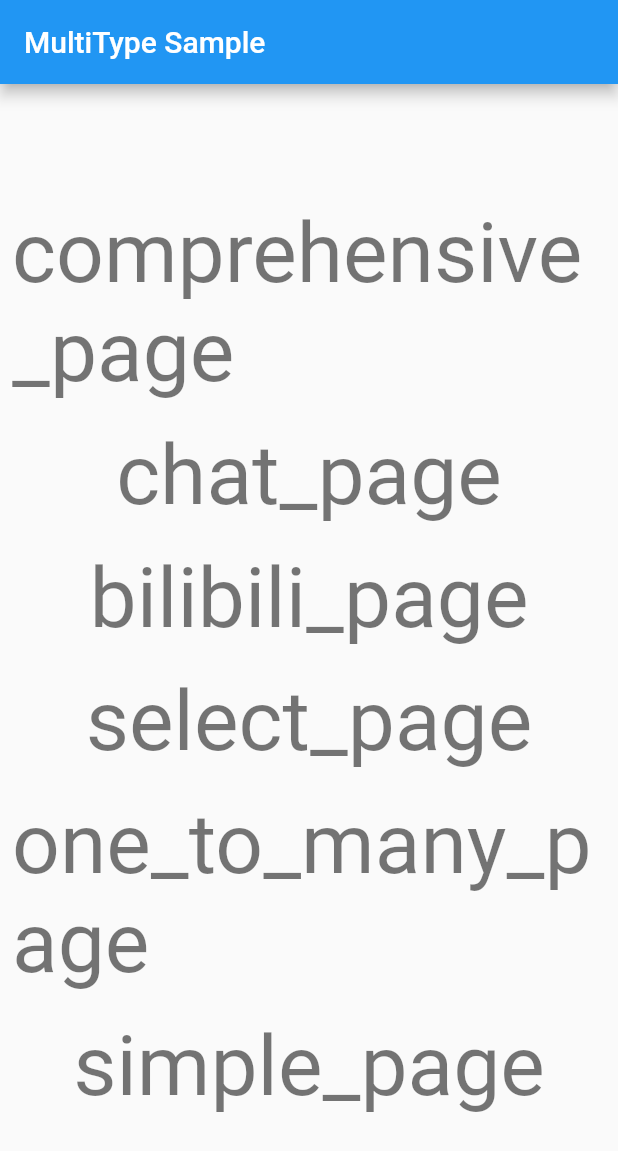
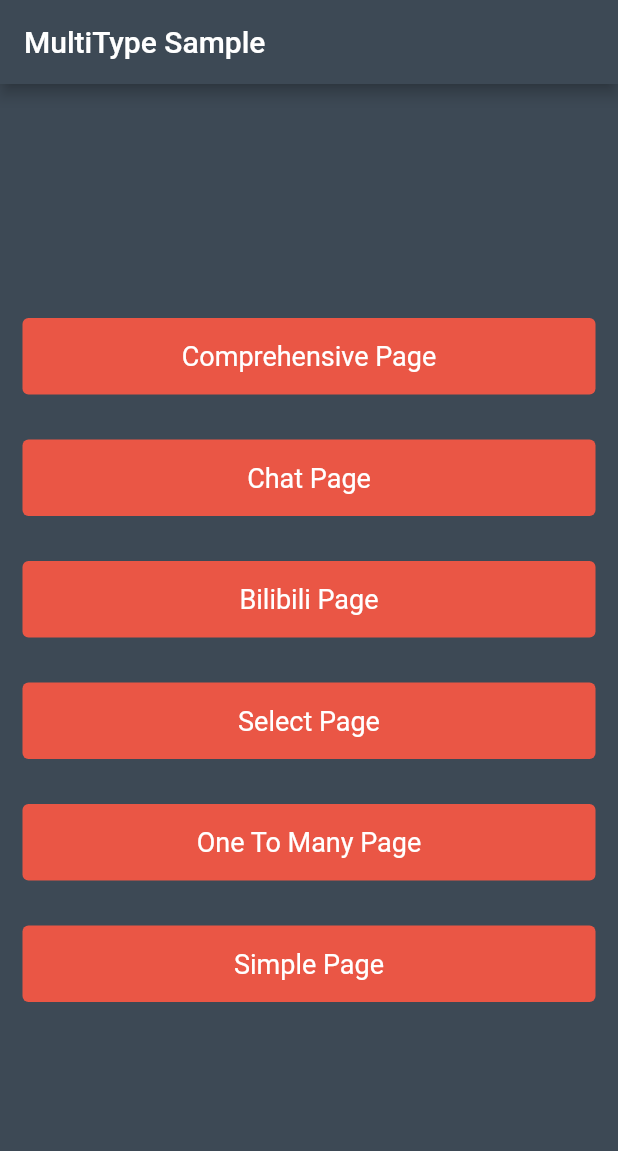
Before and after one commit to Wenlong-Guo/flutter_multitype, a Flutter app: the screen it shows after launch, on a phone screen of 412 x 824 dp. Shown: the top 1151 px of the screen. Run offline on Flutter 3.47's test engine with Material 2 defaults, Android fonts, the phone set to English and light mode, and no system bars.

Commit message:
home page done

```diff
--- a/example/lib/app.dart
+++ b/example/lib/app.dart
@@ -12,10 +12,14 @@
   @override
   Widget build(BuildContext context) {
     return MaterialApp(
+      theme: ThemeData(
+        brightness: Brightness.light,
+        appBarTheme: const AppBarTheme(
+          backgroundColor: Color.fromARGB(255, 61, 73, 85)
+        ),
+        scaffoldBackgroundColor: const Color.fromARGB(255, 61, 73, 85)
+      ),
       title: 'Flutter Demo',
-      theme: ThemeData(
-        primarySwatch: Colors.blue,
-      ),
       home: const HomePage(title: 'MultiType Sample'),
     );
   }
--- a/example/lib/home_page.dart
+++ b/example/lib/home_page.dart
@@ -1,4 +1,6 @@
 import 'package:flutter/material.dart';
+
+import 'simple/simple_page.dart';
 
 /// * Description: 首页
 /// * Author:      郭文龙
@@ -23,42 +25,106 @@
         child: Column(
           mainAxisAlignment: MainAxisAlignment.center,
           children: <Widget>[
-            TextButton(
+            Container(
+              width: double.infinity,
+              margin: const EdgeInsets.all(15),
+              child: TextButton(
+                  style: TextButton.styleFrom(
+                    padding: const EdgeInsets.all(15),
+                    backgroundColor: const Color.fromARGB(255, 234, 86, 69),
+                    textStyle: const TextStyle(fontSize: 18),
+                  ),
                   onPressed: () {},
-                child: Text(
-                  "comprehensive_page",
-                  style: Theme.of(context).textTheme.headline2,
+                  child: const Text(
+                    "Comprehensive Page",
+                    style: TextStyle(fontSize: 18, color: Colors.white),
                   )),
-            TextButton(
+            ),
+            Container(
+              width: double.infinity,
+              margin: const EdgeInsets.all(15),
+              child: TextButton(
+                  style: TextButton.styleFrom(
+                    padding: const EdgeInsets.all(15),
+                    primary: Colors.white,
+                    backgroundColor: const Color.fromARGB(255, 234, 86, 69),
+                    textStyle: const TextStyle(fontSize: 14),
+                  ),
                   onPressed: () {},
-                child: Text(
-                  "chat_page",
-                  style: Theme.of(context).textTheme.headline2,
+                  child: const Text(
+                    "Chat Page",
+                    style: TextStyle(fontSize: 18, color: Colors.white),
                   )),
-            TextButton(
+            ),
+            Container(
+              width: double.infinity,
+              margin: const EdgeInsets.all(15),
+              child: TextButton(
+                  style: TextButton.styleFrom(
+                    padding: const EdgeInsets.all(15),
+                    primary: Colors.white,
+                    backgroundColor: const Color.fromARGB(255, 234, 86, 69),
+                    textStyle: const TextStyle(fontSize: 14),
+                  ),
                   onPressed: () {},
-                child: Text(
-                  "bilibili_page",
-                  style: Theme.of(context).textTheme.headline2,
+                  child: const Text(
+                    "Bilibili Page",
+                    style: TextStyle(fontSize: 18, color: Colors.white),
                   )),
-            TextButton(
+            ),
+            Container(
+              width: double.infinity,
+              margin: const EdgeInsets.all(15),
+              child: TextButton(
+                  style: TextButton.styleFrom(
+                    padding: const EdgeInsets.all(15),
+                    primary: Colors.white,
+                    backgroundColor: const Color.fromARGB(255, 234, 86, 69),
+                    textStyle: const TextStyle(fontSize: 14),
+                  ),
                   onPressed: () {},
-                child: Text(
-                  "select_page",
-                  style: Theme.of(context).textTheme.headline2,
+                  child: const Text(
+                    "Select Page",
+                    style: TextStyle(fontSize: 18, color: Colors.white),
                   )),
-            TextButton(
+            ),
+            Container(
+              width: double.infinity,
+              margin: const EdgeInsets.all(15),
+              child: TextButton(
+                  style: TextButton.styleFrom(
+                    padding: const EdgeInsets.all(15),
+                    primary: Colors.white,
+                    backgroundColor: const Color.fromARGB(255, 234, 86, 69),
+                    textStyle: const TextStyle(fontSize: 14),
+                  ),
                   onPressed: () {},
-                child: Text(
-                  "one_to_many_page",
-                  style: Theme.of(context).textTheme.headline2,
+                  child: const Text(
+                    "One To Many Page",
+                    style: TextStyle(fontSize: 18, color: Colors.white),
                   )),
-            TextButton(
-                onPressed: () {},
-                child: Text(
-                  "simple_page",
-                  style: Theme.of(context).textTheme.headline2,
+            ),
+            Container(
+              width: double.infinity,
+              margin: const EdgeInsets.all(15),
+              child: TextButton(
+                  style: TextButton.styleFrom(
+                    padding: const EdgeInsets.all(15),
+                    primary: Colors.white,
+                    backgroundColor: const Color.fromARGB(255, 234, 86, 69),
+                    textStyle: const TextStyle(fontSize: 14),
+                  ),
+                  onPressed: () {
+                    Navigator.of(context).push(MaterialPageRoute(
+                        builder: (context) => const SimplePage(
+                              title: 'Simple',
+                            )));
+                  },
+                  child: const Text(
+                    "Simple Page",
+                    style: TextStyle(fontSize: 18, color: Colors.white),
                   )),
+            ),
           ],
         ),
       ),
--- a/example/lib/main.dart
+++ b/example/lib/main.dart
@@ -1,7 +1,14 @@
 import 'package:flutter/material.dart';
+import 'package:flutter/services.dart';
 
 import 'app.dart';
 
-void main() {
+Future<void> main() async {
+  WidgetsFlutterBinding.ensureInitialized();
   runApp(const MyApp());
+  SystemChrome.setSystemUIOverlayStyle(const SystemUiOverlayStyle(
+    statusBarColor: Colors.black,
+    systemNavigationBarColor: Colors.black,
+    statusBarBrightness: Brightness.dark,
+  ));
 }
--- a/example/lib/simple/simple_page.dart
+++ b/example/lib/simple/simple_page.dart
@@ -4,6 +4,7 @@
 import 'int_view_binder.dart';
 import 'string_view_binder.dart';
 import 'string_view_binder2.dart';
+
 /// * Description: 列表布局
 /// * Author:      郭文龙
 /// * Date:        2022/7/1 18:10
@@ -51,8 +52,11 @@
 
   @override
   Widget build(BuildContext context) {
-    return Center(
-      child: ListView.builder(
+    return Scaffold(
+      appBar: AppBar(
+        title: Text(widget.title),
+      ),
+      body: ListView.builder(
         itemCount: items.length,
         itemBuilder: (context, index) {
           return adapter.getItemBuilder(context, index, items[index]);
```
Lines whose indentation alone changed are shown as unchanged.
